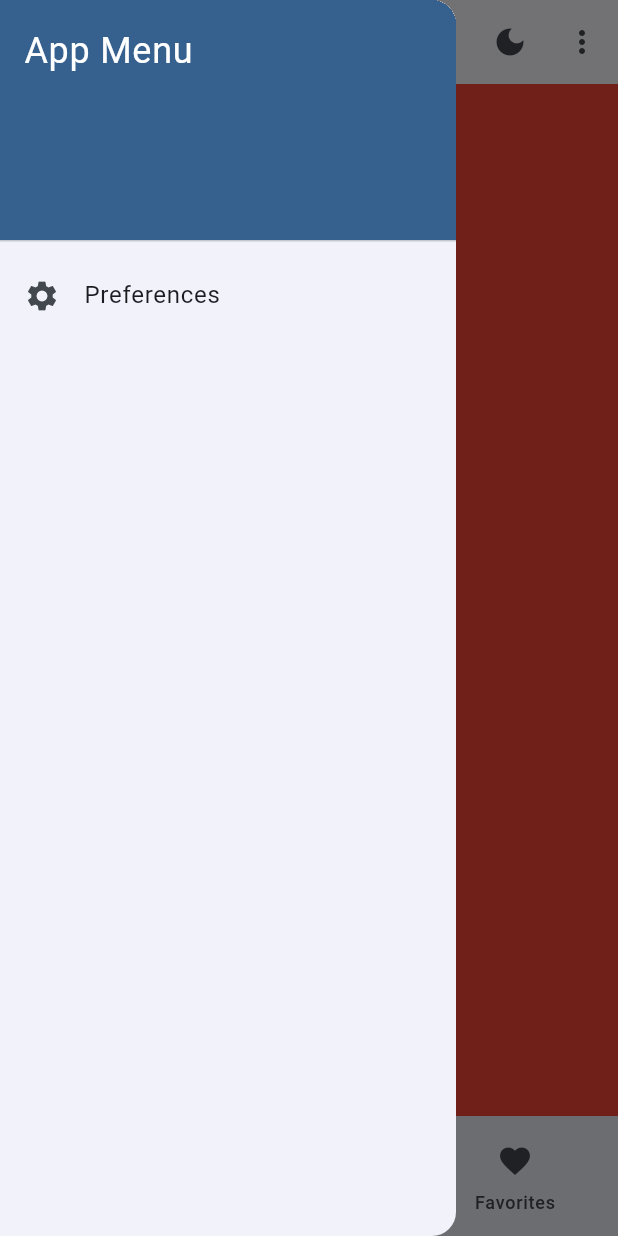
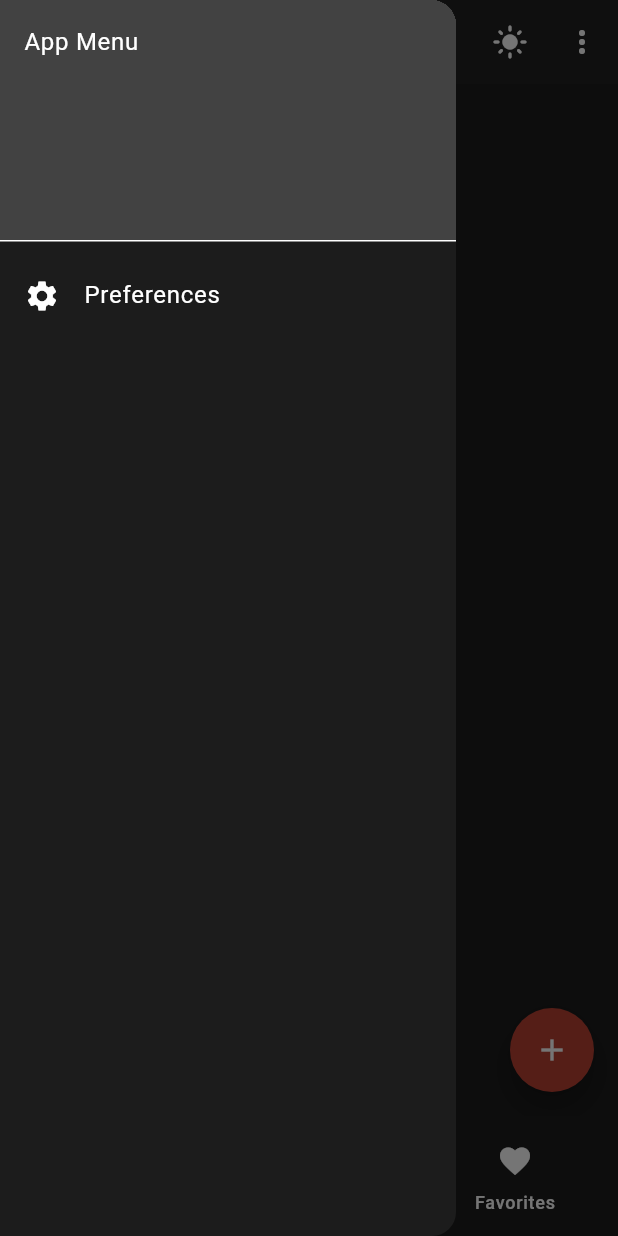
Before and after one commit to JohnBuchmann/flutter_hiit_addict, a Flutter app: the screen it shows after launch, with the side drawer open, on a phone screen of 412 x 824 dp. Run offline on Flutter 3.47's test engine with Material 3 defaults, Android fonts, the phone set to English and light mode, and no system bars.

Commit message:
just playin

```diff
--- /dev/null
+++ b/lib/app_theme.dart
@@ -0,0 +1,57 @@
+import 'package:flutter/material.dart';
+
+class AppTheme {
+  static ThemeData darkTheme = ThemeData(
+    brightness: Brightness.dark,
+    useMaterial3: true,
+    colorScheme: const ColorScheme.dark(
+      surface: Color(0xFF1C1C1C),
+      surfaceContainerHighest: Color(0xFF2C2C2C),
+      primary: Color(0xFFB94133),
+      secondary: Color(0xFFFFD740),
+      tertiary: Color(0xFF8B2F25),
+      onPrimary: Colors.white,
+      onSurface: Colors.white,
+      onSecondary: Colors.black,
+    ),
+    elevatedButtonTheme: ElevatedButtonThemeData(
+      style: ElevatedButton.styleFrom(
+        backgroundColor: Colors.grey[200],
+        foregroundColor: Colors.black,
+      ),
+    ),
+    appBarTheme: AppBarTheme(
+      backgroundColor: Colors.grey[900],
+      foregroundColor: Colors.white,
+    ),
+  );
+
+  static ThemeData lightTheme = ThemeData(
+    brightness: Brightness.light,
+    useMaterial3: true,
+    colorScheme: const ColorScheme.light(
+      surface: Colors.white,
+      surfaceContainerHighest: Color(0xFFF5F5F5),
+      primary: Color(0xFFA63A2D),
+      secondary: Color(0xFFFFB300),
+      tertiary: Color(0xFF8B2F25),
+      onPrimary: Colors.white,
+      onSurface: Color(0xFF2C2C2C),
+      onSecondary: Colors.black,
+      onTertiary: Colors.white,
+    ),
+    elevatedButtonTheme: ElevatedButtonThemeData(
+      style: ElevatedButton.styleFrom(
+        backgroundColor: Colors.grey[800],
+        foregroundColor: Colors.white,
+      ),
+    ),
+    appBarTheme: const AppBarTheme(
+      backgroundColor: Colors.white,
+      foregroundColor: Colors.black,
+    ),
+    textSelectionTheme: TextSelectionThemeData(
+      selectionColor: Colors.grey[800],
+    ),
+  );
+}
--- a/lib/main.dart
+++ b/lib/main.dart
@@ -1,5 +1,6 @@
 import 'package:flutter/material.dart';
 import 'screens/home_screen.dart';
+import 'app_theme.dart';
 
 void main() {
   runApp(const MyApp());
@@ -13,9 +14,11 @@ class MyApp extends StatefulWidget {
 }
 
 class _MyAppState extends State<MyApp> {
-  bool _isDarkMode = false;
+  bool _isDarkMode = true;
 
   void toggleTheme() {
+    print('.......toggleTheme called');
+
     setState(() {
       _isDarkMode = !_isDarkMode;
     });
@@ -25,13 +28,7 @@ class _MyAppState extends State<MyApp> {
   Widget build(BuildContext context) {
     return MaterialApp(
       title: 'My App',
-      theme: ThemeData(
-        colorScheme: ColorScheme.fromSeed(
-          seedColor: Colors.blue,
-          brightness: _isDarkMode ? Brightness.dark : Brightness.light,
-        ),
-        useMaterial3: true,
-      ),
+      theme: _isDarkMode ? AppTheme.darkTheme : AppTheme.lightTheme,
       home: HomeScreen(toggleTheme: toggleTheme, isDarkMode: _isDarkMode),
     );
   }
--- a/lib/screens/timers_screen.dart
+++ b/lib/screens/timers_screen.dart
@@ -6,10 +6,25 @@ class TimersScreen extends StatelessWidget {
 
   @override
   Widget build(BuildContext context) {
-    return Container(
-      color: Colors.red,
-      child: Center(
-        child: Text(tempText),
+    return Scaffold(
+      body: Center(child: Text(tempText)),
+      floatingActionButton: FloatingActionButton(
+        onPressed: () {
+          showDialog(
+            context: context,
+            builder: (BuildContext context) => AlertDialog(
+              title: const Text('Alert'),
+              content: const Text('This is an alert dialog.......'),
+              actions: [
+                TextButton(
+                    onPressed: () => Navigator.pop(context),
+                    child: const Text('Close')),
+              ],
+            ),
+          );
+        },
+        shape: const CircleBorder(),
+        child: const Icon(Icons.add),
       ),
     );
   }
--- a/lib/widgets/app_drawer.dart
+++ b/lib/widgets/app_drawer.dart
@@ -12,13 +12,12 @@ class AppDrawer extends StatelessWidget {
         children: [
           DrawerHeader(
             decoration: BoxDecoration(
-              color: Theme.of(context).colorScheme.primary,
+              color: Colors.grey[800],
             ),
             child: const Text(
               'App Menu',
               style: TextStyle(
                 color: Colors.white,
-                fontSize: 24,
               ),
             ),
           ),
```
